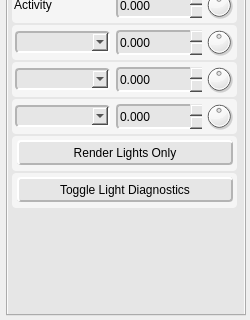
Before: the Qt Designer form ShaderEditor/qt/project/tweaker.ui in karajensen/shader-editor, drawn with Qt 5; both pictures show x 0 to 250 and y 280 to 600 of the 250 by 600 pixel window.
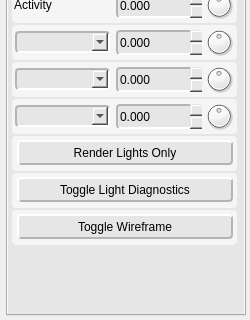
After: the same form once the commit is applied. The open tabs and pages were chosen to show the change.

Commit message: adding in wireframe and grid

```diff
--- a/ShaderEditor/qt/project/tweaker.ui
+++ b/ShaderEditor/qt/project/tweaker.ui
@@ -6319,6 +6319,63 @@
           </widget>
          </widget>
         </item>
+        <item>
+         <widget class="QFrame" name="toggleWireframe">
+          <property name="sizePolicy">
+           <sizepolicy hsizetype="Fixed" vsizetype="Fixed">
+            <horstretch>0</horstretch>
+            <verstretch>0</verstretch>
+           </sizepolicy>
+          </property>
+          <property name="minimumSize">
+           <size>
+            <width>225</width>
+            <height>35</height>
+           </size>
+          </property>
+          <property name="maximumSize">
+           <size>
+            <width>225</width>
+            <height>35</height>
+           </size>
+          </property>
+          <property name="styleSheet">
+           <string notr="true">background-color: rgb(245, 245, 245);
+border-radius: 4px;</string>
+          </property>
+          <property name="frameShape">
+           <enum>QFrame::Panel</enum>
+          </property>
+          <property name="frameShadow">
+           <enum>QFrame::Raised</enum>
+          </property>
+          <widget class="QPushButton" name="toggleWireframe_btn">
+           <property name="geometry">
+            <rect>
+             <x>5</x>
+             <y>4</y>
+             <width>216</width>
+             <height>25</height>
+            </rect>
+           </property>
+           <property name="styleSheet">
+            <string notr="true">background-color: rgb(230, 230, 230);
+border-top-color: rgb(255, 255, 255);
+border-left-color: rgb(255, 255, 255);
+border-bottom-color: rgb(180, 180, 180);
+border-right-color: rgb(180, 180, 180);
+border-style: solid;
+border-width: 2px;</string>
+           </property>
+           <property name="text">
+            <string>Toggle Wireframe</string>
+           </property>
+           <property name="default">
+            <bool>false</bool>
+           </property>
+          </widget>
+         </widget>
+        </item>
         <item>
          <spacer name="_postSpacer">
           <property name="orientation">
```
Left out of the diff: 2 changed lines with no effect on the pictures. The commit also changes 39 other files.
